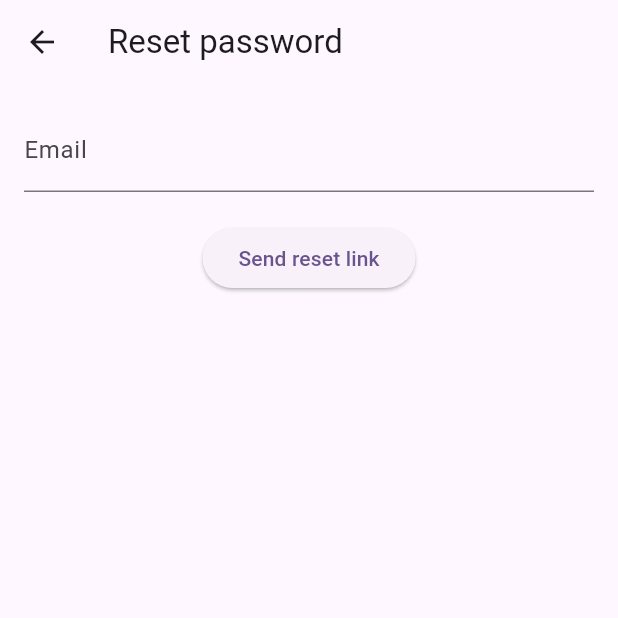
After one commit to sloumach/messenger_chat_app, a Flutter app: the screen it shows after launch, after a tap on "Login", after a tap on "Reset your password", on a phone screen of 412 x 824 dp, the top half of it. The commit adds this screen. Run offline on Flutter 3.47's test engine with Material 3 defaults, Android fonts, the phone set to English and light mode, and no system bars; our stand-ins replace flutter_secure_storage; network calls fail.

Commit message:
Add password reset functionality and improve error handling in authentication

```diff
--- a/lib/screens/login_page.dart
+++ b/lib/screens/login_page.dart
@@ -2,6 +2,7 @@ import 'package:flutter/material.dart';
 import 'package:chat_app/services/auth_service.dart';
 import 'package:chat_app/screens/register_page.dart';
 import 'package:chat_app/screens/contacts_page.dart';
+import 'package:chat_app/screens/password_reset_page.dart';
 
 class LoginPage extends StatefulWidget {
   const LoginPage({super.key});
@@ -34,7 +35,7 @@ class _LoginPageState extends State<LoginPage> {
         MaterialPageRoute(builder: (_) => const ContactsPage()),
       );
     } else {
-      setState(() => error = result['message'] ?? 'Erreur de connexion');
+      setState(() => error = result['message'] ?? 'Connection error');
     }
   }
 
@@ -56,15 +57,14 @@ class _LoginPageState extends State<LoginPage> {
                 decoration: const InputDecoration(labelText: 'Email'),
                 onChanged: (val) => email = val,
                 validator: (val) =>
-                    val == null || !val.contains('@') ? 'Email invalide' : null,
+                    val == null || !val.contains('@') ? 'Wrong email' : null,
               ),
               TextFormField(
-                decoration: const InputDecoration(labelText: 'Mot de passe'),
+                decoration: const InputDecoration(labelText: 'Password'),
                 obscureText: true,
                 onChanged: (val) => password = val,
-                validator: (val) => val != null && val.length < 6
-                    ? 'Mot de passe trop court'
-                    : null,
+                validator: (val) =>
+                    val != null && val.length < 6 ? 'Short password' : null,
               ),
               const SizedBox(height: 20),
               isLoading
@@ -80,6 +80,18 @@ class _LoginPageState extends State<LoginPage> {
                 ),
                 child: const Text("Or Register"),
               ),
+              TextButton(
+                onPressed: () {
+                  // Navigue vers la page de réinitialisation du mot de passe
+                  Navigator.push(
+                    context,
+                    MaterialPageRoute(
+                      builder: (_) => const PasswordResetPage(),
+                    ),
+                  );
+                },
+                child: const Text("Reset your password"),
+              ),
             ],
           ),
         ),
--- /dev/null
+++ b/lib/screens/password_reset_page.dart
@@ -0,0 +1,96 @@
+import 'package:flutter/material.dart';
+import '../services/auth_service.dart';
+
+class PasswordResetPage extends StatefulWidget {
+  const PasswordResetPage({super.key});
+
+  @override
+  State<PasswordResetPage> createState() => _PasswordResetPageState();
+}
+
+class _PasswordResetPageState extends State<PasswordResetPage> {
+  final _formKey = GlobalKey<FormState>();
+  final AuthService _authService = AuthService();
+
+  String email = '';
+  bool isLoading = false;
+  String? message;
+  String? error;
+
+  Future<void> _resetPassword() async {
+    if (!_formKey.currentState!.validate()) return;
+
+    setState(() {
+      isLoading = true;
+      message = null;
+      error = null;
+    });
+
+    final result = await _authService.forgotPassword(email);
+
+    if (!mounted) return;
+
+    if (result['success']) {
+      setState(() {
+        isLoading = false;
+      });
+
+      // ✅ Afficher un message de confirmation
+      await showDialog(
+        context: context,
+        builder: (_) => AlertDialog(
+          title: const Text("Lien envoyé"),
+          content: Text(result['message']),
+          actions: [
+            TextButton(
+              onPressed: () {
+                Navigator.pop(context); // fermer le dialog
+                Navigator.pop(context); // retourner au login
+              },
+              child: const Text("OK"),
+            ),
+          ],
+        ),
+      );
+    } else {
+      setState(() {
+        isLoading = false;
+        error = result['message'];
+      });
+    }
+  }
+
+  @override
+  Widget build(BuildContext context) {
+    return Scaffold(
+      appBar: AppBar(title: const Text("Reset password")),
+      body: Padding(
+        padding: const EdgeInsets.all(16),
+        child: Form(
+          key: _formKey,
+          child: Column(
+            children: [
+              if (message != null)
+                Text(message!, style: const TextStyle(color: Colors.green)),
+              if (error != null)
+                Text(error!, style: const TextStyle(color: Colors.red)),
+              TextFormField(
+                decoration: const InputDecoration(labelText: 'Email'),
+                onChanged: (val) => email = val,
+                validator: (val) =>
+                    val == null || !val.contains('@') ? 'Wrong email' : null,
+              ),
+              const SizedBox(height: 20),
+              isLoading
+                  ? const CircularProgressIndicator()
+                  : ElevatedButton(
+                      onPressed: _resetPassword,
+                      child: const Text("Send reset link"),
+                    ),
+            ],
+          ),
+        ),
+      ),
+    );
+  }
+}
```
Also changed, not shown: lib/screens/register_page.dart (+20 -7 lines), lib/services/auth_service.dart (+38 -1 lines).
